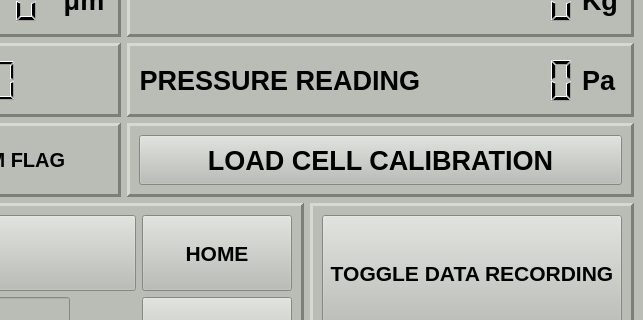
Old version of the form newBlackBetty.ui in the repository georgeExotic/BlackBetty_v2; both pictures show x 385 to 1028 and y 102 to 422 of the 1028 by 600 pixel window.
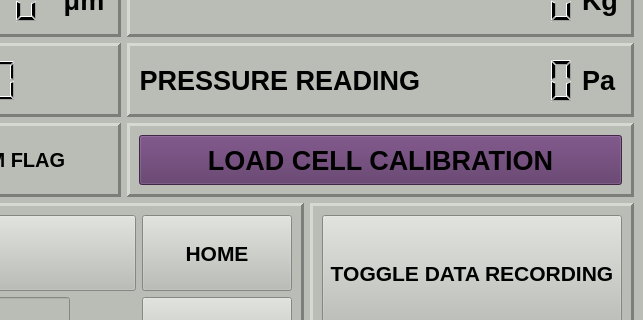
New version of the form.

Diff of the .ui file:
```diff
--- a/newBlackBetty.ui
+++ b/newBlackBetty.ui
@@ -459,6 +459,9 @@
                  <bold>true</bold>
                 </font>
                </property>
+               <property name="styleSheet">
+                <string notr="true">background-color: rgb(92, 53, 102);</string>
+               </property>
                <property name="text">
                 <string>LOAD CELL CALIBRATION</string>
                </property>
```
